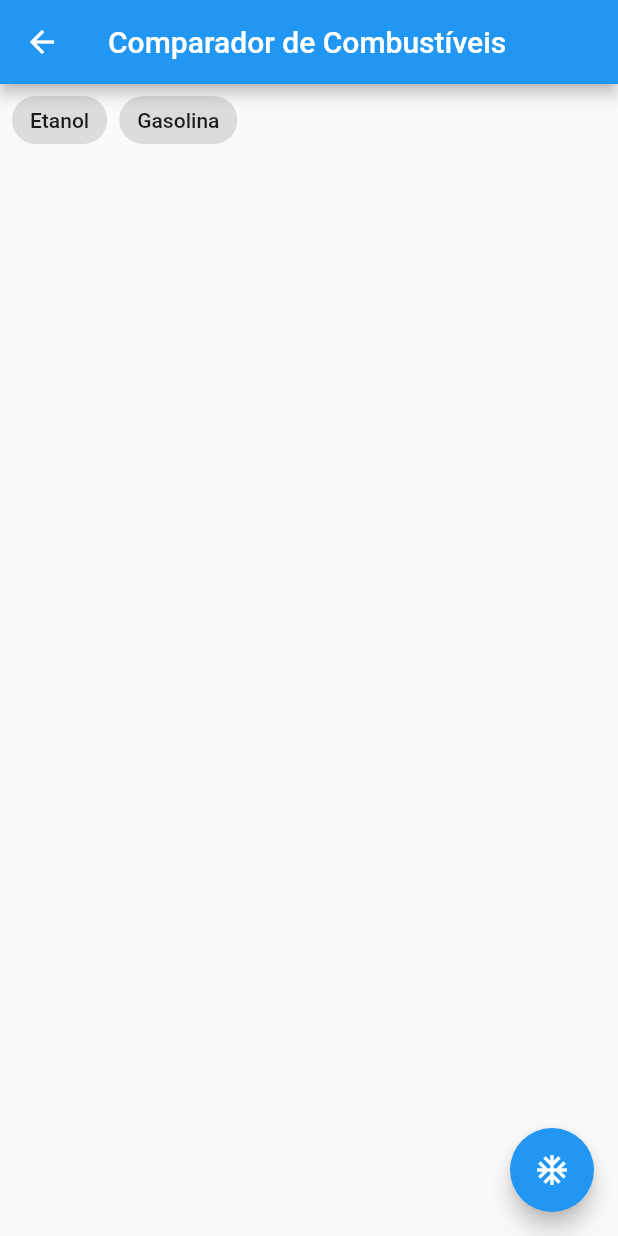
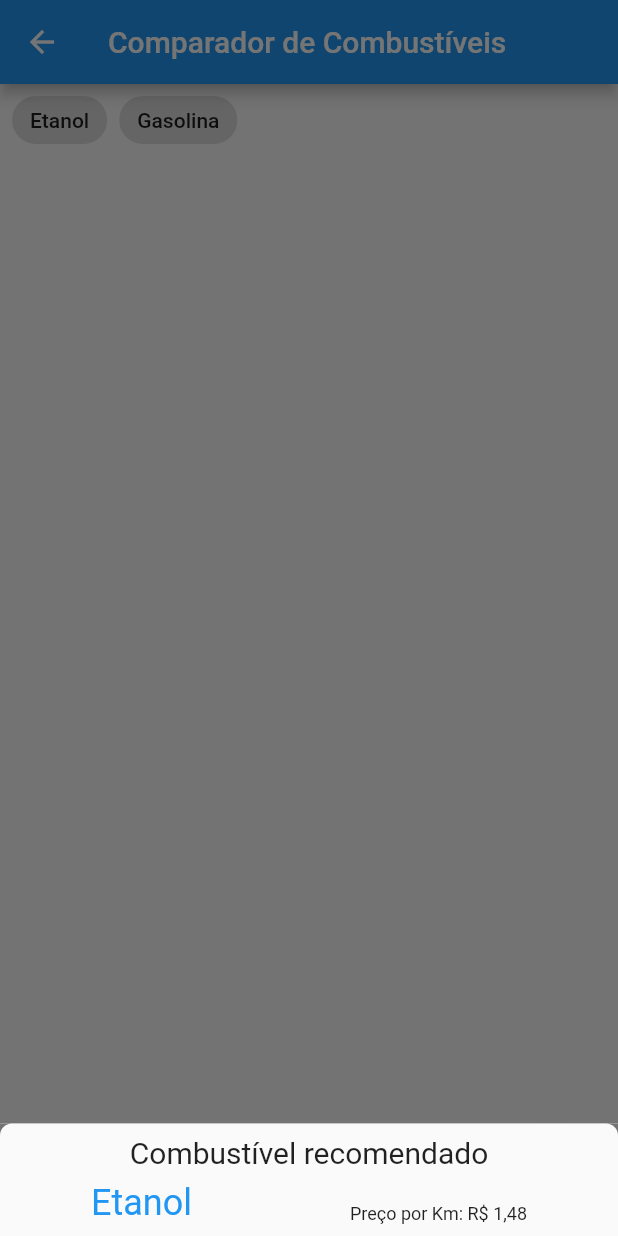
Before and after one commit to gabrielcesar95/auto_tools_flutter, a Flutter app: the FuelComparerPage screen opened by its route, after a tap on the "ac unit" icon, on a phone screen of 412 x 824 dp. Run offline on Flutter 3.47's test engine with Material 2 defaults, Android fonts, the phone set to English and light mode, and no system bars; missing offline and left inert: easy_mask.

Commit message:
feat(FuelComparer): ✨ Results layout

```diff
--- a/lib/models/fuel_type.dart
+++ b/lib/models/fuel_type.dart
@@ -1,16 +1,16 @@
 class FuelType {
   String id;
   String title;
-  double price;
+  double? price;
   double? consumption;
   bool selected = false;
 
-  FuelType(this.id, this.title, {this.price = 0, this.consumption});
+  FuelType(this.id, this.title, {this.price, this.consumption});
 
   FuelType.fromMap(Map<String, dynamic> json)
       : id = json['id'],
         title = json['title'],
-        price = json['price'] ?? 0,
+        price = json['price'],
         consumption = json['consumption'];
 
   setPrice(String newPrice) {
@@ -21,9 +21,19 @@ class FuelType {
     if (np.isNotEmpty) {
       price = double.parse(np);
     } else {
-      price = 0;
+      price = null;
     }
+  }
 
-    print(price);
+  setConsumption(String newConsumption) {
+    String nc = newConsumption.replaceAll(RegExp(r'[ Km/l]'), '');
+
+    nc = nc.replaceAll(RegExp(r','), '.');
+
+    if (nc.isNotEmpty) {
+      consumption = double.parse(nc);
+    } else {
+      consumption = null;
+    }
   }
 }
--- a/lib/pages/tools/fuel-comparer/fuel_comparer_page.dart
+++ b/lib/pages/tools/fuel-comparer/fuel_comparer_page.dart
@@ -1,8 +1,7 @@
 import 'package:auto_tools/models/fuel_type.dart';
 import 'package:auto_tools/pages/tools/fuel-comparer/widgets/fuel_card.dart';
 import 'package:auto_tools/pages/tools/fuel-comparer/widgets/fuel_chip.dart';
-import 'package:auto_tools/providers/fuel_comparer_provider.dart';
-import 'package:provider/provider.dart';
+import 'package:auto_tools/pages/tools/fuel-comparer/widgets/results.dart';
 import 'package:flutter/material.dart';
 
 class FuelComparerPage extends StatefulWidget {
@@ -40,8 +39,6 @@ class _FuelComparerPageState extends State<FuelComparerPage> {
 
   @override
   Widget build(BuildContext context) {
-    // fuelTypes = context.watch<FuelComparerProvider>().fuelTypes;
-
     return Scaffold(
       appBar: AppBar(
         title: const Text('Comparador de Combustíveis'),
@@ -80,16 +77,20 @@ class _FuelComparerPageState extends State<FuelComparerPage> {
                           ))
                       .toList(),
                 ),
-              )
+              ),
             ],
           ),
         ),
       ),
       floatingActionButton: FloatingActionButton(
         child: const Icon(Icons.ac_unit),
-        onPressed: () =>
-            context.read<FuelComparerProvider>().saveAll(fuelTypes),
+        onPressed: () => _compareFuelTypes(),
       ),
     );
   }
+
+  _compareFuelTypes() {
+    showModalBottomSheet(
+        context: context, builder: (context) => Results(fuelTypes[0]));
+  }
 }
--- a/lib/pages/tools/fuel-comparer/widgets/fuel_card.dart
+++ b/lib/pages/tools/fuel-comparer/widgets/fuel_card.dart
@@ -14,7 +14,7 @@ class FuelCard extends StatefulWidget {
 
 class _FuelCardState extends State<FuelCard> {
   late final TextEditingController _priceController =
-      TextEditingController(text: widget.fuelType.price.toString());
+      TextEditingController(text: widget.fuelType.price?.toString());
 
   late final TextEditingController _consumptionController =
       TextEditingController(text: widget.fuelType.consumption?.toString());
@@ -60,6 +60,9 @@ class _FuelCardState extends State<FuelCard> {
                 labelText: 'Consumo',
                 hintText: '8,4 Km/L',
               ),
+              onChanged: (value) {
+                widget.fuelType.setConsumption(value);
+              },
             )
           ],
         ),
--- /dev/null
+++ b/lib/pages/tools/fuel-comparer/widgets/results.dart
@@ -0,0 +1,60 @@
+import 'package:auto_tools/models/fuel_type.dart';
+import 'package:flutter/material.dart';
+
+class Results extends StatelessWidget {
+  final FuelType fuelType;
+
+  const Results(this.fuelType, {Key? key}) : super(key: key);
+
+  @override
+  Widget build(BuildContext context) {
+    return Container(
+      color: const Color(0xFF737373),
+      // height: 240,
+      child: Container(
+        decoration: BoxDecoration(
+            color: Theme.of(context).canvasColor,
+            borderRadius: const BorderRadius.only(
+              topLeft: Radius.circular(8),
+              topRight: Radius.circular(8),
+            )),
+        child: Padding(
+          padding: const EdgeInsets.all(8.0),
+          child: Column(
+            mainAxisSize: MainAxisSize.min,
+            children: [
+              const Text(
+                'Combustível recomendado',
+                style: TextStyle(
+                  fontSize: 20,
+                ),
+              ),
+              SizedBox.fromSize(
+                size: const Size.fromHeight(8),
+              ),
+              Row(
+                mainAxisAlignment: MainAxisAlignment.spaceAround,
+                crossAxisAlignment: CrossAxisAlignment.end,
+                children: [
+                  Text(
+                    fuelType.title,
+                    style: const TextStyle(
+                      color: Colors.blue,
+                      fontSize: 24,
+                    ),
+                  ),
+                  const Text(
+                    'Preço por Km: R\$ 1,48',
+                    style: TextStyle(
+                      fontSize: 12,
+                    ),
+                  ),
+                ],
+              ),
+            ],
+          ),
+        ),
+      ),
+    );
+  }
+}
```
